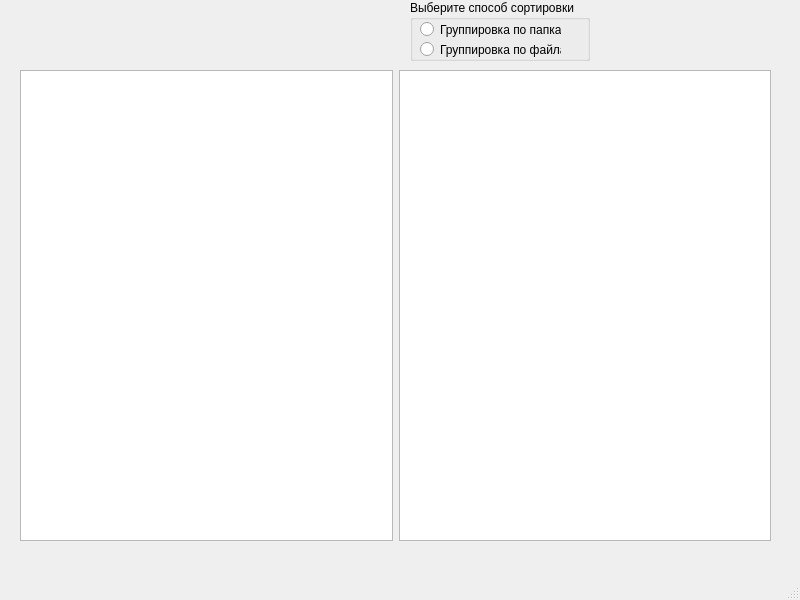
This is mainwindow.ui in CIoudkicker/MyLab3_1 as Qt 5 draws it before an edit. The edited form follows.
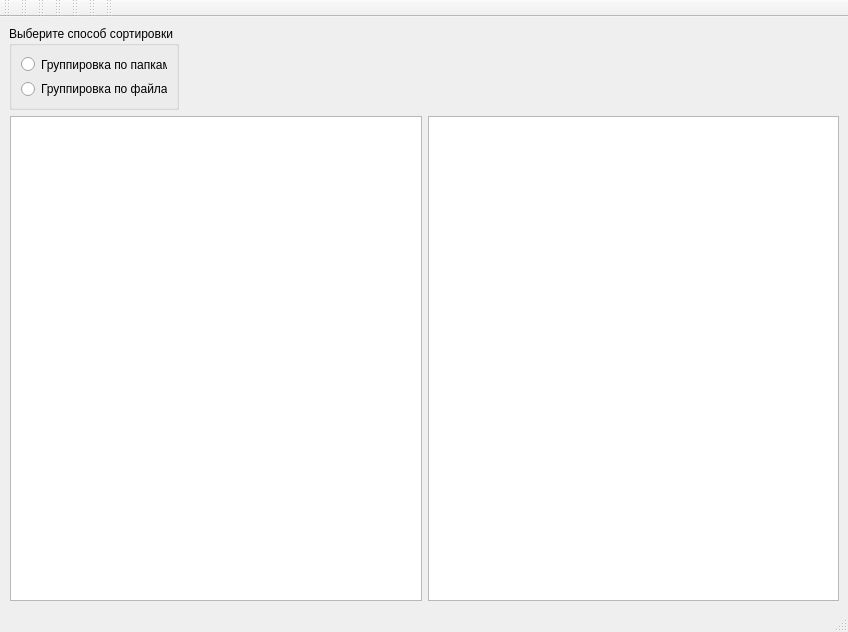
This is the edited form.

Commit message:
Добавил компоновщик
Реализовал масштабируемость

Diff of the .ui file:
```diff
--- a/mainwindow.ui
+++ b/mainwindow.ui
@@ -6,77 +6,120 @@
    <rect>
     <x>0</x>
     <y>0</y>
-    <width>800</width>
-    <height>600</height>
+    <width>848</width>
+    <height>632</height>
    </rect>
   </property>
   <property name="windowTitle">
    <string>MainWindow</string>
   </property>
   <widget class="QWidget" name="centralwidget">
-   <widget class="QWidget" name="layoutWidget">
-    <property name="geometry">
-     <rect>
-      <x>20</x>
-      <y>70</y>
-      <width>751</width>
-      <height>471</height>
-     </rect>
+   <property name="enabled">
+    <bool>true</bool>
+   </property>
+   <property name="sizePolicy">
+    <sizepolicy hsizetype="Fixed" vsizetype="Fixed">
+     <horstretch>0</horstretch>
+     <verstretch>0</verstretch>
+    </sizepolicy>
+   </property>
+   <property name="minimumSize">
+    <size>
+     <width>0</width>
+     <height>0</height>
+    </size>
+   </property>
+   <layout class="QVBoxLayout" name="verticalLayout_2">
+    <property name="sizeConstraint">
+     <enum>QLayout::SetDefaultConstraint</enum>
     </property>
-    <layout class="QHBoxLayout" name="horizontalLayout">
-     <item>
-      <widget class="QTreeView" name="treeView"/>
-     </item>
-     <item>
-      <widget class="QTreeView" name="treeView_2"/>
-     </item>
-    </layout>
-   </widget>
-   <widget class="QWidget" name="gridLayoutWidget">
-    <property name="geometry">
-     <rect>
-      <x>410</x>
-      <y>0</y>
-      <width>180</width>
-      <height>61</height>
-     </rect>
-    </property>
-    <layout class="QGridLayout" name="gridLayout">
-     <item row="0" column="0">
-      <widget class="QGroupBox" name="groupBox">
-       <property name="title">
-        <string>Выберите способ сортировки</string>
+    <item>
+     <widget class="QGroupBox" name="groupBox">
+      <property name="sizePolicy">
+       <sizepolicy hsizetype="Minimum" vsizetype="Minimum">
+        <horstretch>0</horstretch>
+        <verstretch>0</verstretch>
+       </sizepolicy>
+      </property>
+      <property name="minimumSize">
+       <size>
+        <width>170</width>
+        <height>84</height>
+       </size>
+      </property>
+      <property name="maximumSize">
+       <size>
+        <width>170</width>
+        <height>84</height>
+       </size>
+      </property>
+      <property name="title">
+       <string>Выберите способ сортировки</string>
+      </property>
+      <layout class="QVBoxLayout" name="verticalLayout">
+       <property name="sizeConstraint">
+        <enum>QLayout::SetDefaultConstraint</enum>
        </property>
-       <widget class="QRadioButton" name="radioButton">
-        <property name="geometry">
-         <rect>
-          <x>10</x>
-          <y>20</y>
-          <width>141</width>
-          <height>19</height>
-         </rect>
-        </property>
-        <property name="text">
-         <string>Группировка по папкам</string>
-        </property>
-       </widget>
-       <widget class="QRadioButton" name="radioButton_2">
-        <property name="geometry">
-         <rect>
-          <x>10</x>
-          <y>40</y>
-          <width>141</width>
-          <height>19</height>
-         </rect>
-        </property>
-        <property name="text">
-         <string>Группировка по файлам</string>
-        </property>
-       </widget>
-      </widget>
-     </item>
-    </layout>
-   </widget>
+       <item>
+        <widget class="QRadioButton" name="radioButton">
+         <property name="text">
+          <string>Группировка по папкам</string>
+         </property>
+        </widget>
+       </item>
+       <item>
+        <widget class="QRadioButton" name="radioButton_2">
+         <property name="text">
+          <string>Группировка по файлам</string>
+         </property>
+        </widget>
+       </item>
+      </layout>
+     </widget>
+    </item>
+    <item>
+     <widget class="QWidget" name="Horizontal" native="true">
+      <property name="sizePolicy">
+       <sizepolicy hsizetype="Expanding" vsizetype="Expanding">
+        <horstretch>0</horstretch>
+        <verstretch>0</verstretch>
+       </sizepolicy>
+      </property>
+      <property name="minimumSize">
+       <size>
+        <width>830</width>
+        <height>471</height>
+       </size>
+      </property>
+      <property name="autoFillBackground">
+       <bool>false</bool>
+      </property>
+      <layout class="QHBoxLayout" name="horizontalLayout">
+       <property name="sizeConstraint">
+        <enum>QLayout::SetDefaultConstraint</enum>
+       </property>
+       <property name="leftMargin">
+        <number>1</number>
+       </property>
+       <property name="topMargin">
+        <number>0</number>
+       </property>
+       <property name="rightMargin">
+        <number>0</number>
+       </property>
+       <property name="bottomMargin">
+        <number>0</number>
+       </property>
+       <item>
+        <widget class="QTreeView" name="treeView"/>
+       </item>
+       <item>
+        <widget class="QTreeView" name="treeView_2"/>
+       </item>
+      </layout>
+     </widget>
+    </item>
+   </layout>
   </widget>
   <widget class="QMenuBar" name="menubar">
    <property name="geometry">
@@ -89,6 +132,83 @@
    </property>
   </widget>
   <widget class="QStatusBar" name="statusbar"/>
+  <widget class="QToolBar" name="toolBar">
+   <property name="windowTitle">
+    <string>toolBar</string>
+   </property>
+   <attribute name="toolBarArea">
+    <enum>TopToolBarArea</enum>
+   </attribute>
+   <attribute name="toolBarBreak">
+    <bool>false</bool>
+   </attribute>
+  </widget>
+  <widget class="QToolBar" name="toolBar_2">
+   <property name="windowTitle">
+    <string>toolBar_2</string>
+   </property>
+   <attribute name="toolBarArea">
+    <enum>TopToolBarArea</enum>
+   </attribute>
+   <attribute name="toolBarBreak">
+    <bool>false</bool>
+   </attribute>
+  </widget>
+  <widget class="QToolBar" name="toolBar_3">
+   <property name="windowTitle">
+    <string>toolBar_3</string>
+   </property>
+   <attribute name="toolBarArea">
+    <enum>TopToolBarArea</enum>
+   </attribute>
+   <attribute name="toolBarBreak">
+    <bool>false</bool>
+   </attribute>
+  </widget>
+  <widget class="QToolBar" name="toolBar_4">
+   <property name="windowTitle">
+    <string>toolBar_4</string>
+   </property>
+   <attribute name="toolBarArea">
+    <enum>TopToolBarArea</enum>
+   </attribute>
+   <attribute name="toolBarBreak">
+    <bool>false</bool>
+   </attribute>
+  </widget>
+  <widget class="QToolBar" name="toolBar_5">
+   <property name="windowTitle">
+    <string>toolBar_5</string>
+   </property>
+   <attribute name="toolBarArea">
+    <enum>TopToolBarArea</enum>
+   </attribute>
+   <attribute name="toolBarBreak">
+    <bool>false</bool>
+   </attribute>
+  </widget>
+  <widget class="QToolBar" name="toolBar_6">
+   <property name="windowTitle">
+    <string>toolBar_6</string>
+   </property>
+   <attribute name="toolBarArea">
+    <enum>TopToolBarArea</enum>
+   </attribute>
+   <attribute name="toolBarBreak">
+    <bool>false</bool>
+   </attribute>
+  </widget>
+  <widget class="QToolBar" name="toolBar_7">
+   <property name="windowTitle">
+    <string>toolBar_7</string>
+   </property>
+   <attribute name="toolBarArea">
+    <enum>TopToolBarArea</enum>
+   </attribute>
+   <attribute name="toolBarBreak">
+    <bool>false</bool>
+   </attribute>
+  </widget>
  </widget>
  <resources/>
  <connections/>
```
Left out of the diff: 2 changed lines with no effect on the pictures. The commit also changes 1 other file.
